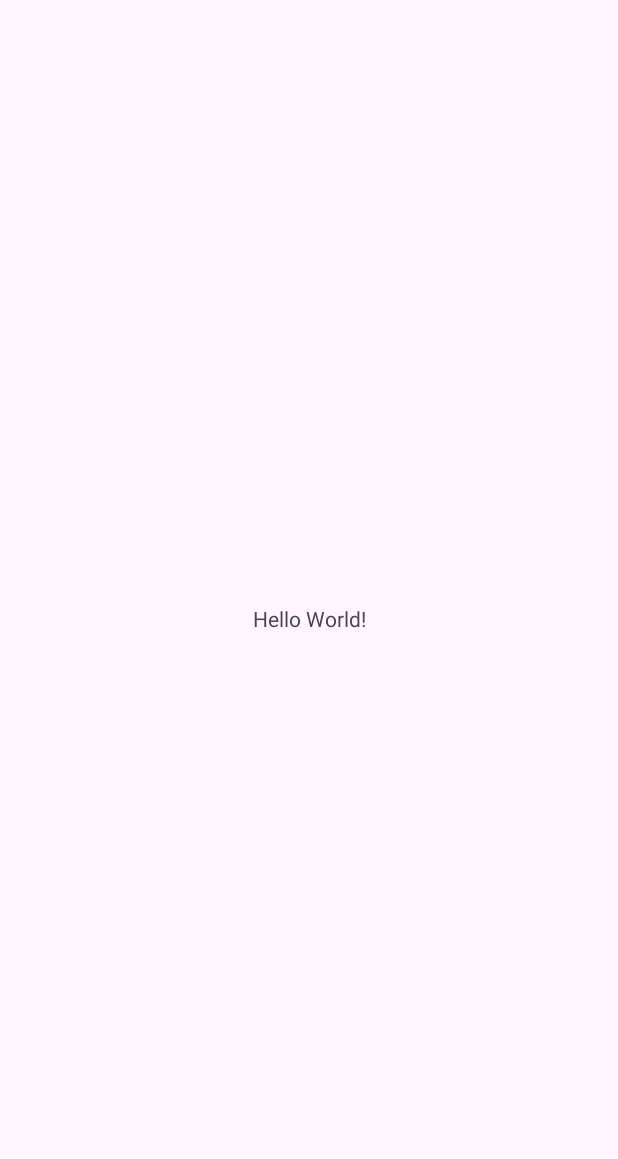
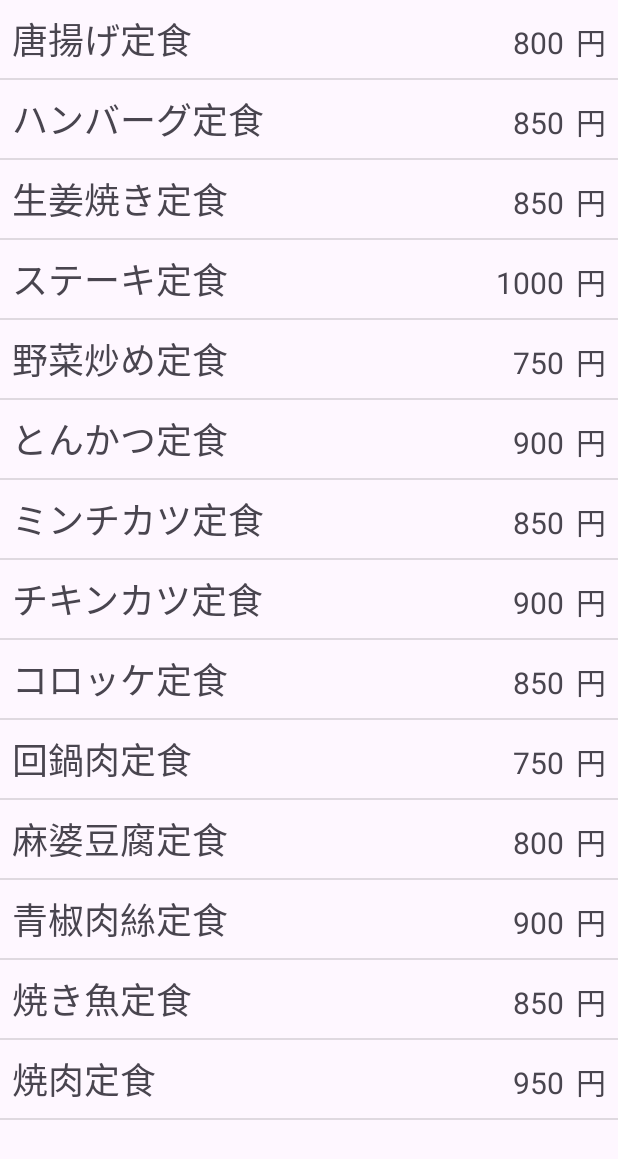
Before and after one commit to itc-s22021/Android1, an Android app: the screen it shows after launch (MainActivity), on a phone screen of 412 x 824 dp. Before the commit the part shown is almost empty. Shown: the top 1159 px of the screen. Run offline under Robolectric (Android 15) with nearby library versions, the phone set to English and light mode, and no system bars.

Commit message:
一段落 chap07

```diff
--- a/intentSample/app/src/main/java/jp/ac/it_college/std/s22021/intentsample/MainActivity.kt
+++ b/intentSample/app/src/main/java/jp/ac/it_college/std/s22021/intentsample/MainActivity.kt
@@ -2,10 +2,26 @@ package jp.ac.it_college.std.s22021.intentsample
 
 import androidx.appcompat.app.AppCompatActivity
 import android.os.Bundle
+import androidx.recyclerview.widget.DividerItemDecoration
+import androidx.recyclerview.widget.LinearLayoutManager
+import jp.ac.it_college.std.s22021.intentsample.databinding.ActivityMainBinding
 
 class MainActivity : AppCompatActivity() {
+    private lateinit var binding: ActivityMainBinding
+
     override fun onCreate(savedInstanceState: Bundle?) {
         super.onCreate(savedInstanceState)
-        setContentView(R.layout.activity_main)
+        binding = ActivityMainBinding.inflate(layoutInflater)
+        setContentView(binding.root)
+
+        binding.lvMenu.apply {
+            adapter = MenuListAdapter(menuList)
+
+            LinearLayoutManager(this@MainActivity).let {
+                layoutManager = it
+                addItemDecoration(DividerItemDecoration(this@MainActivity, it.orientation))
+            }
+        }
+
     }
 }
--- /dev/null
+++ b/intentSample/app/src/main/java/jp/ac/it_college/std/s22021/intentsample/Menu.kt
@@ -0,0 +1,20 @@
+package jp.ac.it_college.std.s22021.intentsample
+
+data class Menu(val name: String, val price: Int)
+
+val menuList = listOf(
+    Menu("唐揚げ定食", 800),
+    Menu("ハンバーグ定食", 850),
+    Menu("生姜焼き定食", 850),
+    Menu("ステーキ定食", 1000),
+    Menu("野菜炒め定食", 750),
+    Menu("とんかつ定食", 900),
+    Menu("ミンチカツ定食", 850),
+    Menu("チキンカツ定食", 900),
+    Menu("コロッケ定食", 850),
+    Menu("回鍋肉定食", 750),
+    Menu("麻婆豆腐定食", 800),
+    Menu("青椒肉絲定食", 900),
+    Menu("焼き魚定食", 850),
+    Menu("焼肉定食", 950),
+)
--- /dev/null
+++ b/intentSample/app/src/main/java/jp/ac/it_college/std/s22021/intentsample/MenuListAdapter.kt
@@ -0,0 +1,24 @@
+package jp.ac.it_college.std.s22021.intentsample
+
+import android.view.LayoutInflater
+import android.view.ViewGroup
+import androidx.recyclerview.widget.RecyclerView
+import jp.ac.it_college.std.s22021.intentsample.databinding.MenuRowBinding
+
+class MenuListAdapter(private val data: List<Menu>) :
+    RecyclerView.Adapter<MenuListAdapter.ViewHolder>() {
+
+    class ViewHolder(val binding: MenuRowBinding) : RecyclerView.ViewHolder(binding.root)
+
+    override fun onCreateViewHolder(parent: ViewGroup, viewType: Int): ViewHolder =
+        ViewHolder(MenuRowBinding.inflate(LayoutInflater.from(parent.context), parent, false))
+
+    override fun getItemCount(): Int = data.size
+
+    override fun onBindViewHolder(holder: ViewHolder, position: Int) {
+        val menu = data[position]
+        holder.binding.apply {
+            tvName.text = menu.name
+            tvPrice.text = menu.price.toString()
+    }
+} }
--- a/intentSample/app/src/main/res/layout/activity_main.xml
+++ b/intentSample/app/src/main/res/layout/activity_main.xml
@@ -6,13 +6,12 @@
     android:layout_height="match_parent"
     tools:context=".MainActivity">
 
-    <TextView
-        android:layout_width="wrap_content"
-        android:layout_height="wrap_content"
-        android:text="Hello World!"
+    <androidx.recyclerview.widget.RecyclerView
+        android:id="@+id/lvMenu"
+        android:layout_width="0dp"
+        android:layout_height="0dp"
         app:layout_constraintBottom_toBottomOf="parent"
         app:layout_constraintEnd_toEndOf="parent"
         app:layout_constraintStart_toStartOf="parent"
         app:layout_constraintTop_toTopOf="parent" />
-
 </androidx.constraintlayout.widget.ConstraintLayout>
--- /dev/null
+++ b/intentSample/app/src/main/res/layout/menu_row.xml
@@ -0,0 +1,41 @@
+<?xml version="1.0" encoding="utf-8"?>
+<androidx.constraintlayout.widget.ConstraintLayout xmlns:android="http://schemas.android.com/apk/res/android"
+    xmlns:app="http://schemas.android.com/apk/res-auto"
+    xmlns:tools="http://schemas.android.com/tools"
+    android:layout_width="match_parent"
+    android:layout_height="wrap_content"
+    android:background="?attr/selectableItemBackground">
+
+    <TextView
+        android:id="@+id/tvName"
+        android:layout_width="wrap_content"
+        android:layout_height="wrap_content"
+        android:layout_marginStart="8dp"
+        android:layout_marginTop="8dp"
+        android:layout_marginBottom="8dp"
+        android:textSize="24sp"
+        app:layout_constraintBottom_toBottomOf="parent"
+        app:layout_constraintStart_toStartOf="parent"
+        app:layout_constraintTop_toTopOf="parent"
+        tools:text="唐揚げ定食" />
+
+    <TextView
+        android:id="@+id/tvYen"
+        android:layout_width="wrap_content"
+        android:layout_height="wrap_content"
+        android:layout_marginEnd="8dp"
+        android:text="@string/tv_Yen"
+        android:textSize="20sp"
+        app:layout_constraintBaseline_toBaselineOf="@+id/tvName"
+        app:layout_constraintEnd_toEndOf="parent" />
+
+    <TextView
+        android:id="@+id/tvPrice"
+        android:layout_width="wrap_content"
+        android:layout_height="wrap_content"
+        android:layout_marginEnd="8dp"
+        android:textSize="20sp"
+        app:layout_constraintBaseline_toBaselineOf="@+id/tvName"
+        app:layout_constraintEnd_toStartOf="@+id/tvYen"
+        tools:text="850" />
+</androidx.constraintlayout.widget.ConstraintLayout>
--- a/intentSample/app/src/main/res/values/strings.xml
+++ b/intentSample/app/src/main/res/values/strings.xml
@@ -1,3 +1,7 @@
 <resources>
-    <string name="app_name">intentSample</string>
+    <string name="app_name">画面遷移サンプル</string>
+    <string name="tv_thx_title">注文完了</string>
+    <string name="tv_thx_desc">以下のメニューのご注文を受け付けました。\nご注文ありがとうございます。</string>
+    <string name="bt_thx_back">リストに戻る</string>
+    <string name="tv_Yen">円</string>
 </resources>
```
